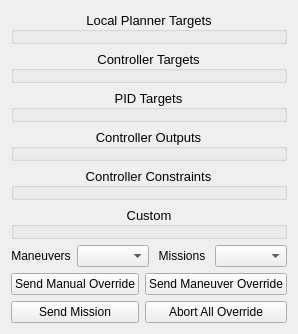
This is src/ground_station/src/Widgets/forms/WidgetManeuverPlanner.ui in theilem/uavEE as Qt 5 draws it before an edit. The edited form follows.
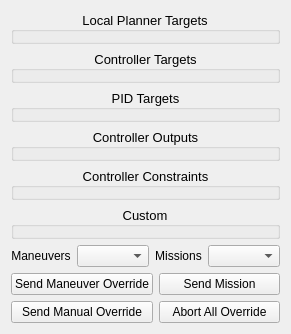
This is the edited form.

```diff
--- a/src/ground_station/src/Widgets/forms/WidgetManeuverPlanner.ui
+++ b/src/ground_station/src/Widgets/forms/WidgetManeuverPlanner.ui
@@ -155,21 +155,21 @@
      </item>
      <item>
       <layout class="QGridLayout" name="gridLayout">
-       <item row="0" column="0">
+       <item row="1" column="0">
         <widget class="QPushButton" name="apply">
          <property name="text">
           <string>Send Manual Override</string>
          </property>
         </widget>
        </item>
-       <item row="0" column="1">
+       <item row="0" column="0">
         <widget class="QPushButton" name="sendManeuver">
          <property name="text">
           <string>Send Maneuver Override</string>
          </property>
         </widget>
        </item>
-       <item row="1" column="0">
+       <item row="0" column="1">
         <widget class="QPushButton" name="sendMission">
          <property name="text">
           <string>Send Mission</string>
```
